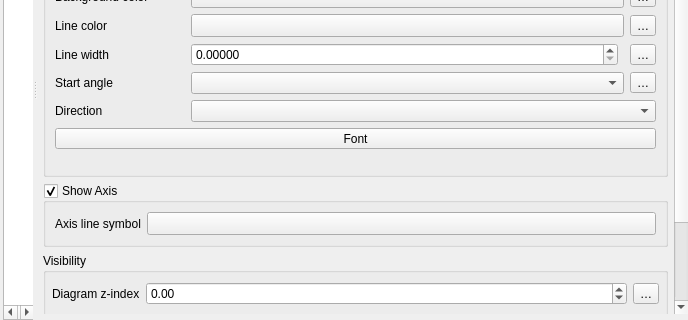
Old version of the form src/ui/qgsdiagrampropertiesbase.ui in the repository qgis/QGIS; both pictures show x 0 to 688 and y 171 to 491 of the 688 by 491 pixel window.
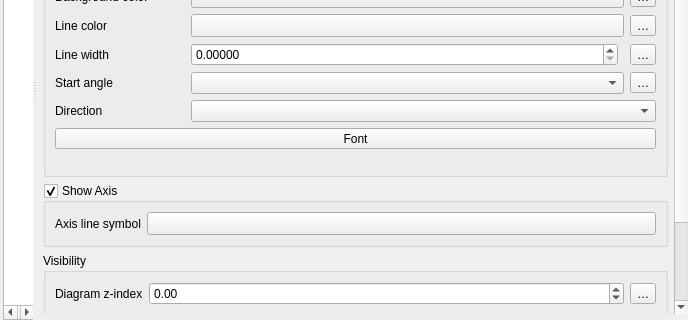
New version of the form. The open tabs and pages were chosen to show the change. Icons and pictures are not drawn. Custom widgets are drawn as their Qt base class.

Commit message: Simplify the ui file and fix vertical alignment of some properties

The edit to the form file:
```diff
--- a/src/ui/qgsdiagrampropertiesbase.ui
+++ b/src/ui/qgsdiagrampropertiesbase.ui
@@ -853,14 +853,6 @@
                     <property name="syncGroup" stdset="0">
                      <string notr="true">labelrenderinggroup</string>
                     </property>
-                    <layout class="QHBoxLayout" name="horizontalLayout_91">
-                     <property name="leftMargin">
-                      <number>6</number>
-                     </property>
-                     <property name="rightMargin">
-                      <number>6</number>
-                     </property>
-                     <item>
                       <layout class="QGridLayout" name="gridLayout_3">
                        <item row="0" column="2">
                         <widget class="QgsPropertyOverrideButton" name="mZOrderDDBtn">
@@ -1003,8 +995,6 @@
                         </widget>
                        </item>
                       </layout>
-                     </item>
-                    </layout>
                    </widget>
                   </item>
                   <item>
```
Left out of the diff: 33 changed lines with no effect on the pictures.
